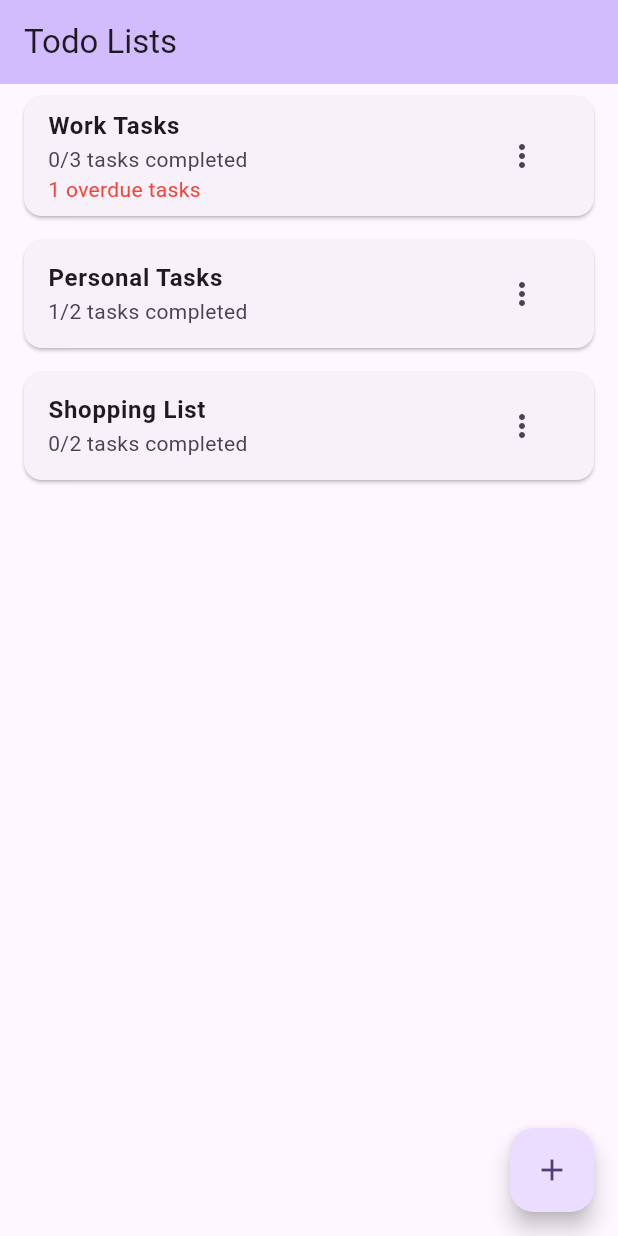
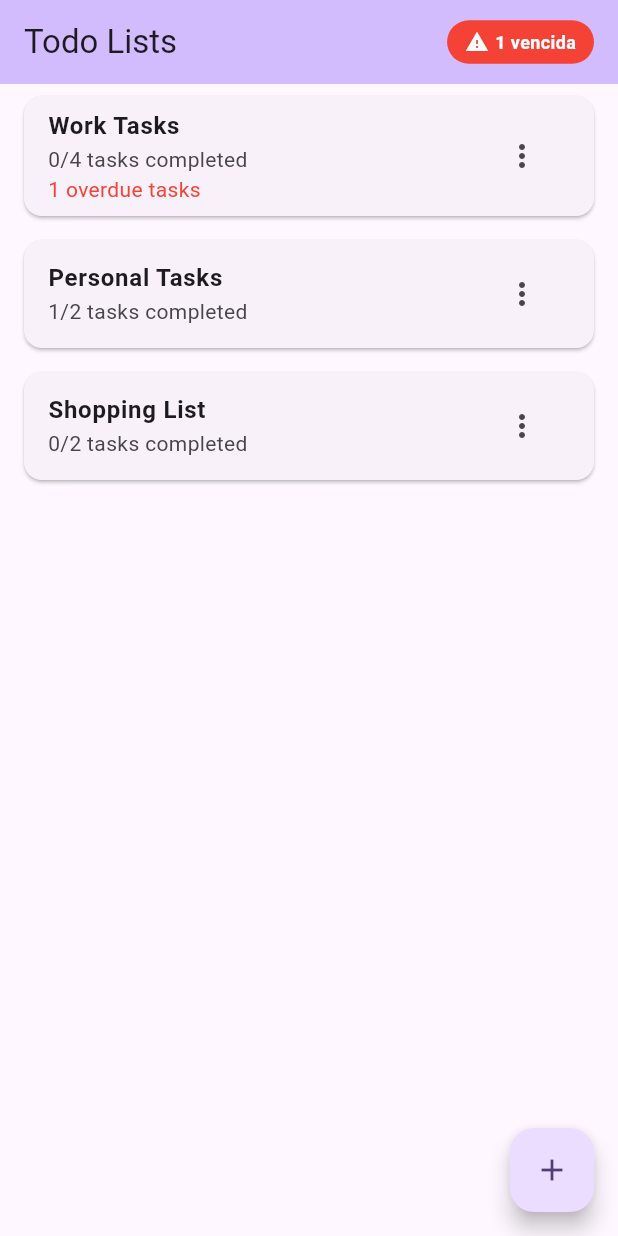
Before and after one commit to carlosfeliciojr/carlosfeliciojr, a Flutter app: the screen it shows after launch, on a phone screen of 412 x 824 dp. Run offline on Flutter 3.47's test engine with Material 3 defaults, Android fonts, the phone set to English and light mode, and no system bars.

Commit message:
feat: add real-time overdue task monitoring and notifications
- Add periodic timer (30s) to check for newly overdue tasks
- Implement NotificationService for visual overdue task alerts
- Add SnackBar notifications with warning icon and "Ver" action
- Display overdue task counter badge in app bar
- Auto-refresh UI when tasks become overdue using ListenableBuilder
- Track previously overdue tasks to prevent notification spam
- Add proper timer disposal to prevent memory leaks
- Include test task that becomes overdue in 1 minute for demo
- Add comprehensive tests for timer functionality
- Remove deprecated print statements from demonstrateUsage function

The app now monitors device time constantly and shows immediate
visual feedback when tasks become overdue, improving user experience
with timely alerts and persistent visual indicators.

🤖 Generated with [Claude Code](https://claude.ai/code)

Co-Authored-By: Claude <noreply@anthropic.com>

```diff
--- a/lib/vibe_coding_todo_list.dart
+++ b/lib/vibe_coding_todo_list.dart
@@ -7,3 +7,4 @@ export 'view_models/todo_list_view_model.dart';
 export 'views/todo_lists_view.dart';
 export 'views/task_list_view.dart';
 export 'views/task_edit_view.dart';
+export 'services/notification_service.dart';
--- a/lib/views/todo_lists_view.dart
+++ b/lib/views/todo_lists_view.dart
@@ -17,6 +17,49 @@ class TodoListsView extends StatelessWidget {
       appBar: AppBar(
         title: const Text('Todo Lists'),
         backgroundColor: Theme.of(context).colorScheme.inversePrimary,
+        actions: [
+          ListenableBuilder(
+            listenable: viewModel,
+            builder: (context, child) {
+              final overdueCount = viewModel.getOverdueTasks().length;
+              if (overdueCount > 0) {
+                return Padding(
+                  padding: const EdgeInsets.only(right: 16.0),
+                  child: Container(
+                    padding: const EdgeInsets.symmetric(
+                      horizontal: 12,
+                      vertical: 6,
+                    ),
+                    decoration: BoxDecoration(
+                      color: Colors.red,
+                      borderRadius: BorderRadius.circular(16),
+                    ),
+                    child: Row(
+                      mainAxisSize: MainAxisSize.min,
+                      children: [
+                        const Icon(
+                          Icons.warning,
+                          color: Colors.white,
+                          size: 16,
+                        ),
+                        const SizedBox(width: 4),
+                        Text(
+                          '$overdueCount vencida${overdueCount > 1 ? 's' : ''}',
+                          style: const TextStyle(
+                            color: Colors.white,
+                            fontSize: 12,
+                            fontWeight: FontWeight.bold,
+                          ),
+                        ),
+                      ],
+                    ),
+                  ),
+                );
+              }
+              return const SizedBox.shrink();
+            },
+          ),
+        ],
       ),
       body: ListenableBuilder(
         listenable: viewModel,
```
Also changed, not shown: lib/main.dart (+29 -111 lines), lib/services/notification_service.dart (added, +114 -0 lines), lib/view_models/todo_list_view_model.dart (+46 -0 lines), 1 other file.
